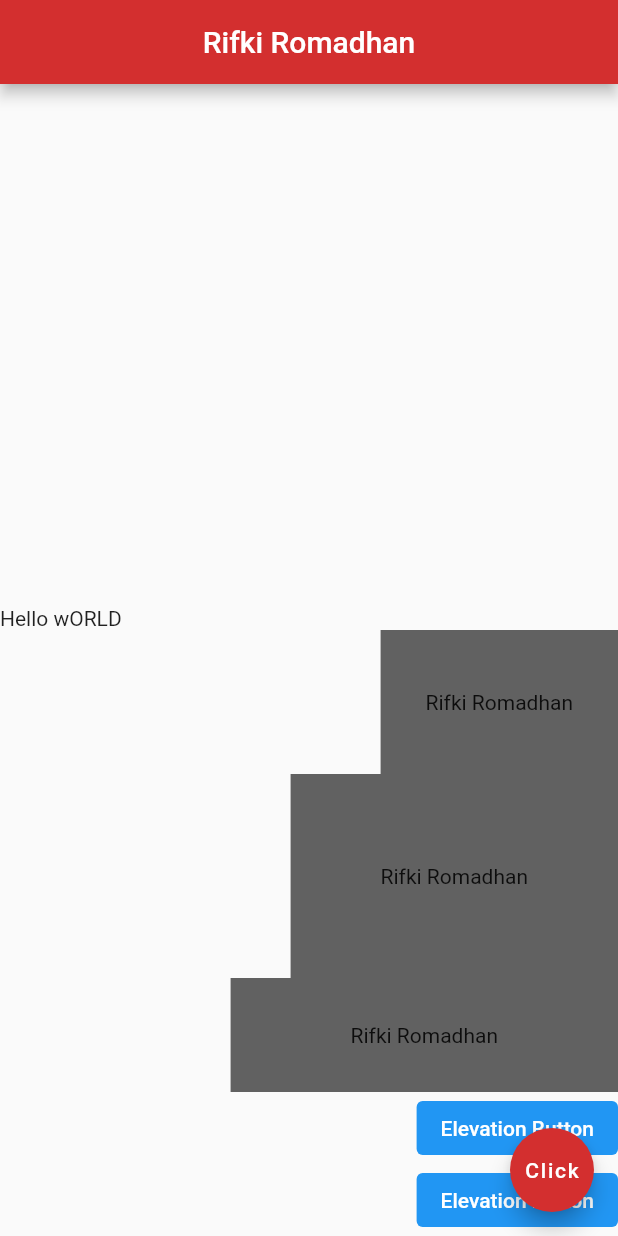
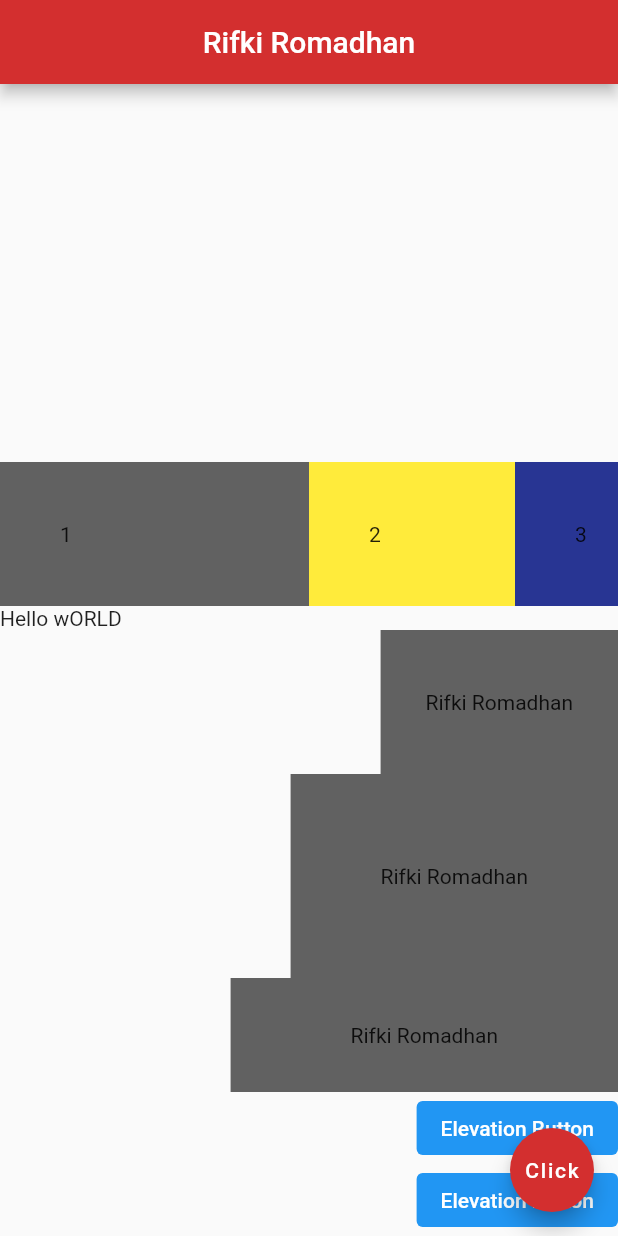
Before and after one commit to IkkiRama/Belajar-Flutter, a Flutter app: the screen it shows after launch, on a phone screen of 412 x 824 dp. Run offline on Flutter 3.47's test engine with Material 2 defaults, Android fonts, the light colour scheme and no system bars.

Commit message:
add Expanded to allow the flex

```diff
--- a/lib/main.dart
+++ b/lib/main.dart
@@ -18,6 +18,34 @@ class Home extends StatelessWidget {
           crossAxisAlignment: CrossAxisAlignment.end,
           children: <Widget>[
             Row(
+              children: <Widget>[
+                Expanded(
+                  flex: 3,
+                  child: Container(
+                    padding: EdgeInsets.all(40),
+                    child: Text("1"),
+                    color: Colors.grey[700],
+                  ),
+                ),
+                Expanded(
+                  flex: 2,
+                  child: Container(
+                    padding: EdgeInsets.all(40),
+                    child: Text("2"),
+                    color: Colors.yellow,
+                  ),
+                ),
+                Expanded(
+                  flex: 1,
+                  child: Container(
+                    padding: EdgeInsets.all(40),
+                    child: Text("3"),
+                    color: Colors.indigo[800],
+                  ),
+                )
+              ],
+            ),
+            const Row(
               children: <Widget>[
                 Text("Hello"),
                 Text(" wORLD"),
```
